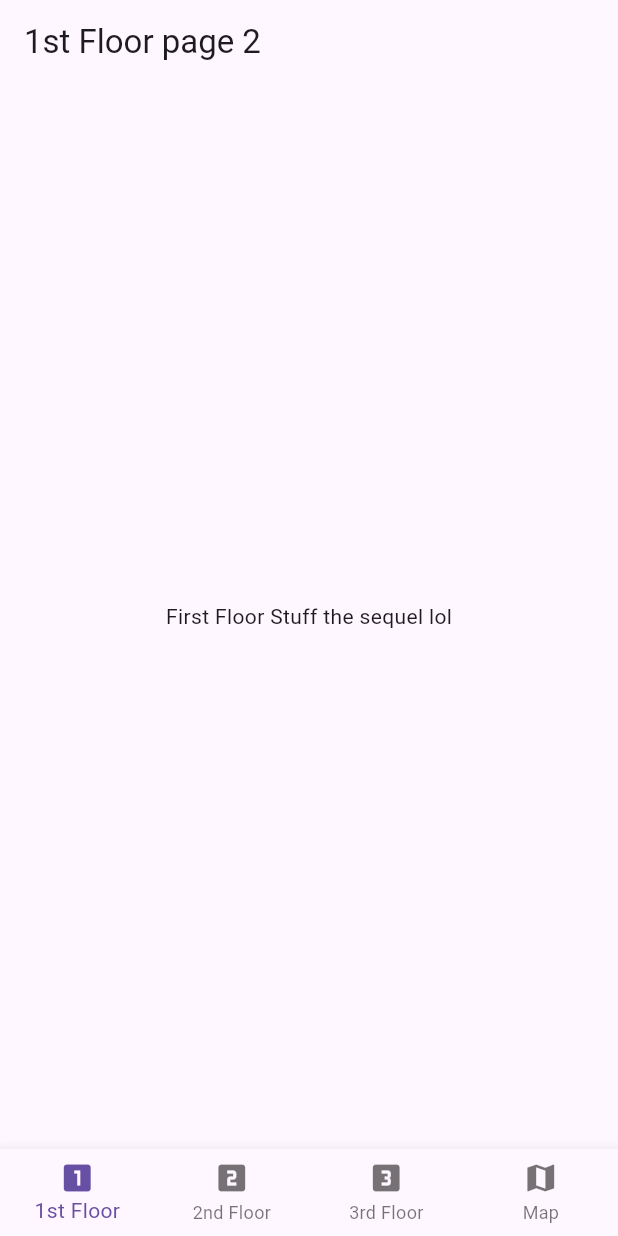
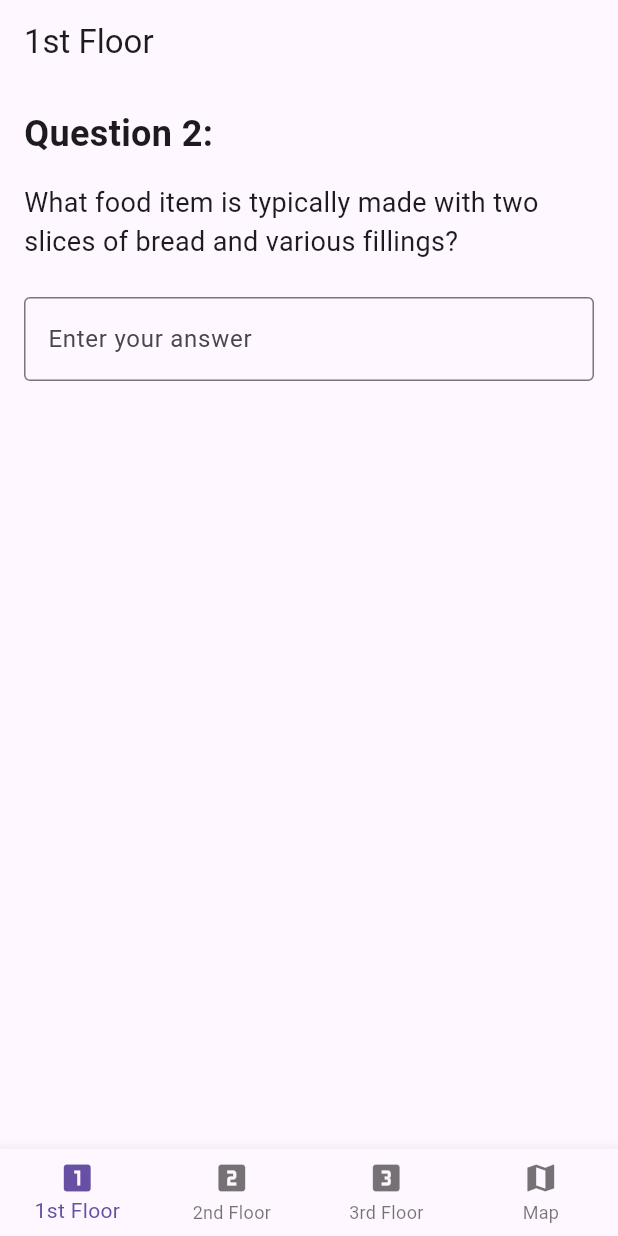
Before and after one commit to dor8d0/Branded-PFT-Scavenger-Hunt, a Flutter app: the screen it shows after launch, after a tap on "Paris", on a phone screen of 412 x 824 dp. Run offline on Flutter 3.47's test engine with Material 3 defaults, Android fonts, the phone set to English and light mode, and no system bars.

Commit message:
Adds second question to floor one

```diff
--- a/branded_pft_scavenger_hunt/lib/pages/first_floor_page.dart
+++ b/branded_pft_scavenger_hunt/lib/pages/first_floor_page.dart
@@ -13,6 +13,7 @@ class FirstFloorPage extends StatelessWidget {
   static const List<Widget> _pages = [
     FirstFloorQ1(),
     FirstFloorQ2(),
+    FirstFloorQ3(),
   ];
 
   @override
@@ -105,18 +106,104 @@ class _FirstFloorQ1State extends State<FirstFloorQ1> {
   }
 }
 
-class FirstFloorQ2 extends StatelessWidget {
+class FirstFloorQ2 extends StatefulWidget {
   const FirstFloorQ2({super.key});
+
+  @override
+  State<FirstFloorQ2> createState() => _FirstFloorQ2State();
+}
+
+class _FirstFloorQ2State extends State<FirstFloorQ2> {
+  final TextEditingController _answerController = TextEditingController();
+  bool _isCorrect = false;
+
+  void _checkAnswer(String value) {
+    if (value.toLowerCase() == 'sandwiches') {
+      setState(() {
+        _isCorrect = true;
+      });
+      // Add a small delay to show the correct state before navigating
+      Future.delayed(const Duration(milliseconds: 500), () {
+        final firstFloorPage = context.findAncestorWidgetOfExactType<FirstFloorPage>();
+        firstFloorPage?.onIndexChanged(2);
+      });
+    }
+  }
+
+  @override
+  void dispose() {
+    _answerController.dispose();
+    super.dispose();
+  }
 
   @override
   Widget build(BuildContext context) {
     return Scaffold(
       appBar: AppBar(
-        title: const Text('1st Floor page 2'),
+        title: const Text('1st Floor'),
       ),
-      body: const Center(
-        child: Text('First Floor Stuff the sequel lol'),
+      body: Padding(
+        padding: const EdgeInsets.all(16.0),
+        child: Column(
+          crossAxisAlignment: CrossAxisAlignment.start,
+          children: [
+            const Text(
+              'Question 2:',
+              style: TextStyle(
+                fontSize: 24,
+                fontWeight: FontWeight.bold,
+              ),
+            ),
+            const SizedBox(height: 16),
+            const Text(
+              'What food item is typically made with two slices of bread and various fillings?',
+              style: TextStyle(
+                fontSize: 18,
+              ),
+            ),
+            const SizedBox(height: 24),
+            TextField(
+              controller: _answerController,
+              decoration: InputDecoration(
+                hintText: 'Enter your answer',
+                border: const OutlineInputBorder(),
+                suffixIcon: _isCorrect
+                    ? const Icon(Icons.check_circle, color: Colors.green)
+                    : null,
+              ),
+              onChanged: _checkAnswer,
+              onSubmitted: _checkAnswer,
+            ),
+            if (_isCorrect)
+              const Padding(
+                padding: EdgeInsets.only(top: 8.0),
+                child: Text(
+                  'Correct! Moving to next question...',
+                  style: TextStyle(
+                    color: Colors.green,
+                    fontWeight: FontWeight.bold,
+                  ),
+                ),
+              ),
+          ],
+        ),
       ),
     );
   }
 }
+
+class FirstFloorQ3 extends StatelessWidget {
+  const FirstFloorQ3({super.key});
+
+  @override
+  Widget build(BuildContext context) {
+    return Scaffold(
+      appBar: AppBar(
+        title: const Text('1st Floor'),
+      ),
+      body: const Center(
+        child: Text('First Floor Question 3'),
+      ),
+    );
+  }
+}
```
